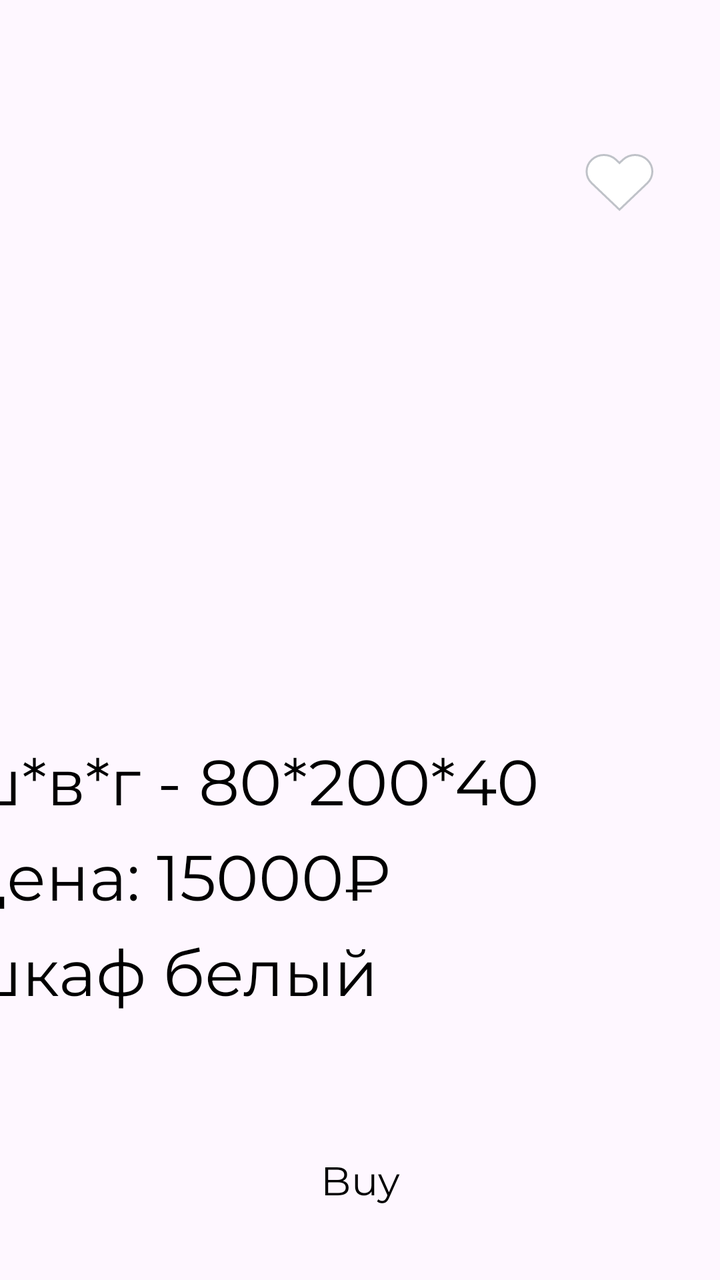
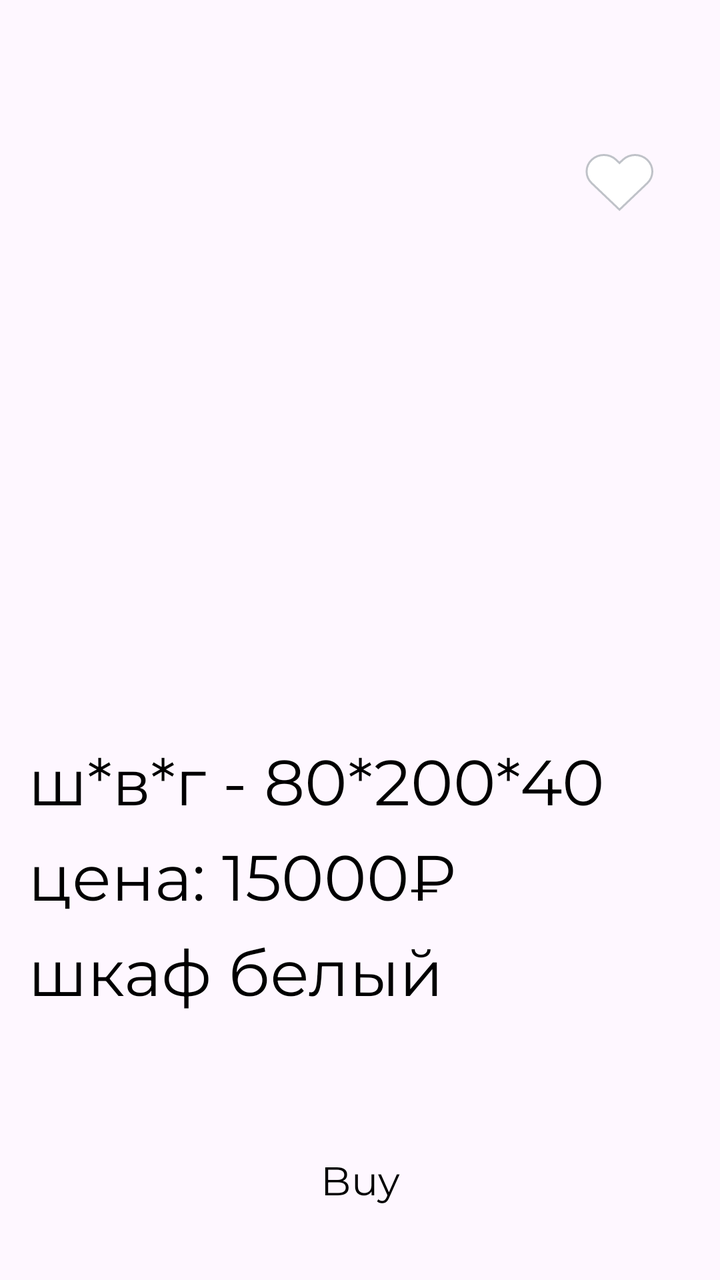

The first picture is an Android layout as it rendered before a commit; the second is the same layout after the commit. The layout source and the unified diff follow.
<!-- AndroidManifest.xml: application theme Base.Theme.KR_KOTLIN -->
<!-- res/layout/fragment_product_cardf.xml -->
<?xml version="1.0" encoding="utf-8"?>
<androidx.constraintlayout.widget.ConstraintLayout xmlns:android="http://schemas.android.com/apk/res/android"
    xmlns:tools="http://schemas.android.com/tools"
    android:layout_width="match_parent"
    android:layout_height="match_parent"
    xmlns:app="http://schemas.android.com/apk/res-auto"
    tools:context=".ui.productCard.ProductCardfFragment">
    
    <LinearLayout
        android:layout_width="332dp"
        android:layout_height="wrap_content"
        android:orientation="vertical"
        app:layout_constraintTop_toTopOf="parent"
        app:layout_constraintEnd_toEndOf="parent"
        android:layout_marginTop="53dp"
        android:layout_marginEnd="47dp">
        
        <ImageView
            android:layout_width="317dp"
            android:layout_height="317dp"
            android:layout_gravity="center_horizontal"/>

        <TextView
            android:layout_width="wrap_content"
            android:layout_height="wrap_content"
            style="@style/MotserratText"
            android:textSize="32sp"
            android:layout_gravity="start"
            android:text="ш*в*г - 80*200*40">
        </TextView>

        <TextView
            android:layout_width="wrap_content"
            android:layout_height="wrap_content"
            style="@style/MotserratText"
            android:textSize="32sp"
            android:layout_gravity="start"
            android:text="цена: 15000₽">
        </TextView>

        <TextView
            android:layout_width="wrap_content"
            android:layout_height="wrap_content"
            style="@style/MotserratText"
            android:textSize="32sp"
            android:layout_gravity="start"
            android:text="шкаф белый">
        </TextView>

    </LinearLayout>

    <Button
        style="@style/ButtonStyle"
        android:layout_width="346dp"
        android:layout_height="54dp"
        android:layout_marginBottom="21dp"
        android:text="@string/buy"
        android:textSize="20sp"
        app:layout_constraintBottom_toBottomOf="parent"
        app:layout_constraintEnd_toEndOf="parent"
        app:layout_constraintStart_toStartOf="parent" />

    <ImageButton
        android:layout_width="wrap_content"
        android:layout_height="wrap_content"
        android:background="@android:color/transparent"
        android:src="@drawable/ic_heart38x36_unselected"
        app:layout_constraintTop_toTopOf="parent"
        app:layout_constraintEnd_toEndOf="parent"
        android:layout_marginTop="73dp"
        android:layout_marginEnd="31dp"/>


</androidx.constraintlayout.widget.ConstraintLayout>
<!-- resources referenced by this layout -->
<resources>
  <!-- drawable ic_heart38x36_unselected (drawable) -->
  <vector xmlns:android="http://schemas.android.com/apk/res/android"
      android:width="39dp"
      android:height="36dp"
      android:viewportWidth="39"
      android:viewportHeight="36">
    <path
        android:strokeWidth="1"
        android:pathData="M33.64,6.915C32.838,6.149 31.884,5.541 30.835,5.126C29.786,4.711 28.661,4.497 27.525,4.497C26.39,4.497 25.265,4.711 24.216,5.126C23.167,5.541 22.213,6.149 21.41,6.915L19.744,8.505L18.078,6.915C16.456,5.368 14.256,4.498 11.963,4.498C9.669,4.498 7.469,5.368 5.848,6.915C4.226,8.463 3.315,10.561 3.315,12.75C3.315,14.939 4.226,17.038 5.848,18.585L19.744,31.845L33.64,18.585C34.444,17.819 35.081,16.909 35.516,15.908C35.951,14.907 36.174,13.834 36.174,12.75C36.174,11.666 35.951,10.593 35.516,9.592C35.081,8.591 34.444,7.681 33.64,6.915Z"
        android:fillColor="@color/white"
        android:strokeColor="@color/stroke_grey"/>
  
  </vector>
  <string name="buy">Buy</string>
  <style name="ButtonStyle" parent="Widget.Material3.Button">
          <item name="cornerRadius">100dp</item>
          <item name="backgroundTint">@color/blue</item>
          <item name="android:textColor">@color/black</item>
          <item name="android:fontFamily">@font/montserrat_regular</item>
      </style>
  <style name="MotserratText">
          <item name="fontFamily">@font/montserrat_regular</item>
          <item name="android:textColor">@color/black</item>
      </style>
  <style name="Base.Theme.KR_KOTLIN" parent="Theme.Material3.DayNight.NoActionBar">
          
          
  
  
  
  
  
  
      </style>
  <color name="white">#FFFFFFFF</color>
  <color name="stroke_grey">#BFC2C8</color>
  <color name="blue">#B3E2FF</color>
  <color name="black">#FF000000</color>
</resources>

<!-- the commit's change to res/layout/fragment_product_cardf.xml (unified diff, before → after) -->
@@ -5,51 +5,55 @@
     android:layout_height="match_parent"
     xmlns:app="http://schemas.android.com/apk/res-auto"
     tools:context=".ui.productCard.ProductCardfFragment">
-    
+
     <LinearLayout
-        android:layout_width="332dp"
+        android:layout_width="0dp"
         android:layout_height="wrap_content"
+        android:layout_marginStart="14dp"
+        android:layout_marginTop="53dp"
+        android:layout_marginEnd="47dp"
         android:orientation="vertical"
-        app:layout_constraintTop_toTopOf="parent"
         app:layout_constraintEnd_toEndOf="parent"
-        android:layout_marginTop="53dp"
-        android:layout_marginEnd="47dp">
-        
+        app:layout_constraintStart_toStartOf="parent"
+        app:layout_constraintTop_toTopOf="parent">
+
         <ImageView
+            android:id="@+id/productImageView"
             android:layout_width="317dp"
             android:layout_height="317dp"
-            android:layout_gravity="center_horizontal"/>
+            android:layout_gravity="center_horizontal" />
 
         <TextView
+            android:id="@+id/dimensionsTextView"
+            style="@style/MotserratText"
             android:layout_width="wrap_content"
             android:layout_height="wrap_content"
-            style="@style/MotserratText"
-            android:textSize="32sp"
             android:layout_gravity="start"
-            android:text="ш*в*г - 80*200*40">
-        </TextView>
+            android:text="ш*в*г - 80*200*40"
+            android:textSize="32sp"></TextView>
 
         <TextView
+            android:id="@+id/priceTextView"
+            style="@style/MotserratText"
             android:layout_width="wrap_content"
             android:layout_height="wrap_content"
-            style="@style/MotserratText"
-            android:textSize="32sp"
             android:layout_gravity="start"
-            android:text="цена: 15000₽">
-        </TextView>
+            android:text="цена: 15000₽"
+            android:textSize="32sp"></TextView>
 
         <TextView
+            android:id="@+id/nameTextView"
+            style="@style/MotserratText"
             android:layout_width="wrap_content"
             android:layout_height="wrap_content"
-            style="@style/MotserratText"
-            android:textSize="32sp"
             android:layout_gravity="start"
-            android:text="шкаф белый">
-        </TextView>
+            android:text="шкаф белый"
+            android:textSize="32sp"></TextView>
 
     </LinearLayout>
 
     <Button
+        android:id="@+id/buyButton"
         style="@style/ButtonStyle"
         android:layout_width="346dp"
         android:layout_height="54dp"
@@ -61,6 +65,7 @@
         app:layout_constraintStart_toStartOf="parent" />
 
     <ImageButton
+        android:id="@+id/favButton"
         android:layout_width="wrap_content"
         android:layout_height="wrap_content"
         android:background="@android:color/transparent"
